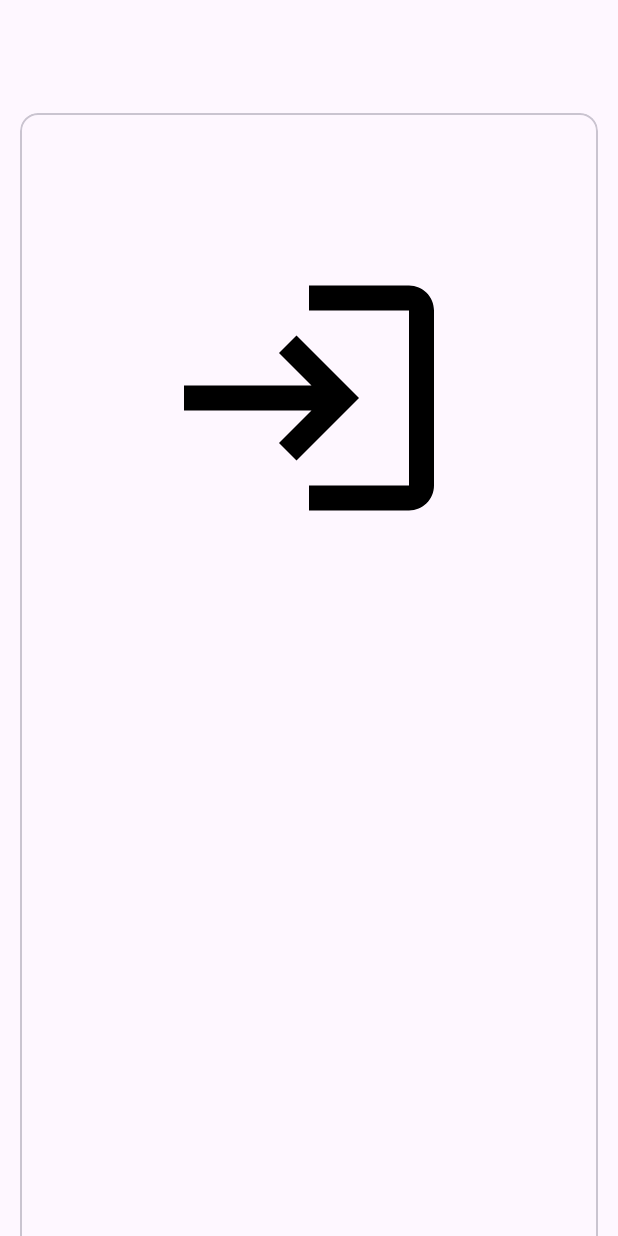
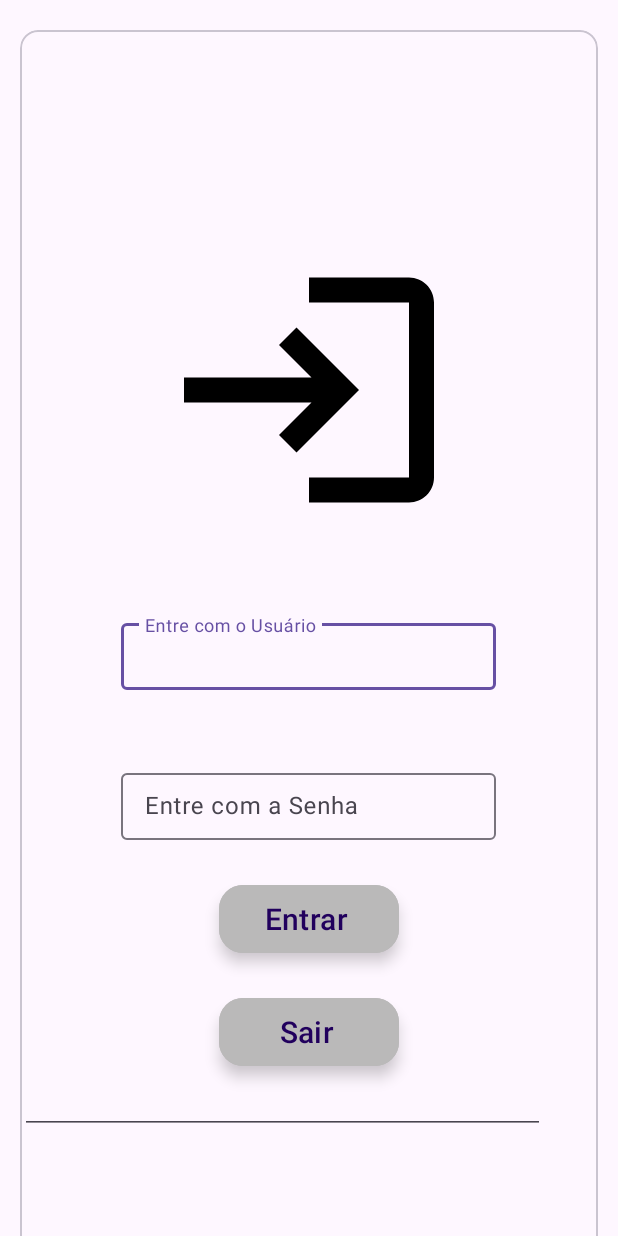
Before and after one commit to Nayra-pixel/PrimeiroApp, an Android app: the layout card_login.xml on its own in the app's theme, with its tools: preview values and no code run, on a phone screen of 412 x 824 dp. Run offline under Robolectric (Android 15) with nearby library versions, the phone set to English and light mode, and no system bars.

Commit message:
tela login

```diff
--- a/app/src/main/res/layout/activity_main.xml
+++ b/app/src/main/res/layout/activity_main.xml
@@ -3,9 +3,9 @@
     xmlns:app="http://schemas.android.com/apk/res-auto"
     xmlns:tools="http://schemas.android.com/tools"
     android:id="@+id/main"
-    android:background="#625D5D"
     android:layout_width="match_parent"
     android:layout_height="match_parent"
+    android:background="#625D5D"
     android:orientation="vertical"
     tools:context=".MainActivity">
 
@@ -24,6 +24,9 @@
 
     </com.google.android.material.appbar.AppBarLayout>
 
+    <include
+        android:id="@+id/cardLogin"
+        android:layout="@layout/card_login" />
 
 
-</LinearLayout>
+    </LinearLayout>
--- a/app/src/main/res/layout/card_login.xml
+++ b/app/src/main/res/layout/card_login.xml
@@ -2,15 +2,77 @@
 <com.google.android.material.card.MaterialCardView xmlns:android="http://schemas.android.com/apk/res/android"
     android:layout_width="385dp"
     android:layout_height="850dp"
-    android:layout_marginTop="75dp"
-    android:layout_gravity="center_horizontal">
+    android:layout_gravity="center_horizontal"
+    android:layout_marginTop="20dp">
 
-    <ImageView
-        android:layout_width="200dp"
-        android:layout_height="200dp"
-        android:id="@+id/imgLogin"
-        android:src="@drawable/baseline_login"
-        android:layout_gravity="center_horizontal"
-        android:layout_marginTop="90dp"/>
+    <LinearLayout
+        android:id="@+id/Login"
+        android:layout_width="match_parent"
+        android:layout_height="match_parent"
+        android:layout_marginTop="50dp"
+        android:orientation="vertical">
+
+        <ImageView
+            android:id="@+id/imgLogin"
+            android:layout_width="200dp"
+            android:layout_height="200dp"
+            android:layout_gravity="center_horizontal"
+            android:layout_marginTop="90dp"
+            android:src="@drawable/baseline_login" />
+
+        <com.google.android.material.textfield.TextInputLayout
+            android:id="@+id/txtUsuario"
+            android:layout_width="250dp"
+            android:layout_height="50dp"
+            android:layout_gravity="center_horizontal"
+            android:layout_marginTop="50dp">
+
+            <com.google.android.material.textfield.TextInputEditText
+                android:layout_width="match_parent"
+                android:layout_height="wrap_content"
+                android:hint="Entre com o Usuário" />
+
+        </com.google.android.material.textfield.TextInputLayout>
+
+        <com.google.android.material.textfield.TextInputLayout
+            android:id="@+id/txtSenha"
+            android:layout_width="250dp"
+            android:layout_height="50dp"
+            android:layout_gravity="center_horizontal"
+            android:layout_marginTop="50dp">
+
+            <com.google.android.material.textfield.TextInputEditText
+                android:layout_width="match_parent"
+                android:layout_height="wrap_content"
+                android:hint="Entre com a Senha" />
+
+        </com.google.android.material.textfield.TextInputLayout>
+
+        <com.google.android.material.floatingactionbutton.ExtendedFloatingActionButton
+            android:layout_width="wrap_content"
+            android:layout_height="45dp"
+            android:layout_gravity="center_horizontal"
+            android:layout_marginTop="30dp"
+            android:backgroundTint="#BAB9B9"
+            android:text="Entrar"
+            android:textSize="20sp" />
+
+        <com.google.android.material.floatingactionbutton.ExtendedFloatingActionButton
+            android:layout_width="wrap_content"
+            android:layout_height="45dp"
+            android:layout_gravity="center_horizontal"
+            android:layout_marginTop="30dp"
+            android:backgroundTint="#BAB9B9"
+            android:text="Sair"
+            android:textSize="20sp" />
+
+        <EditText
+            android:layout_width="350sp"
+            android:layout_height="wrap_content"
+            android:inputType="textMultiLine"/>
+
+
+
+    </LinearLayout>
 
 </com.google.android.material.card.MaterialCardView>
--- a/app/src/main/res/values/strings.xml
+++ b/app/src/main/res/values/strings.xml
@@ -1,3 +1,4 @@
 <resources>
     <string name="app_name">PrimeiroApp</string>
+    <string name="entre_com_o_usu_rio">Entre com o usuário</string>
 </resources>
```
